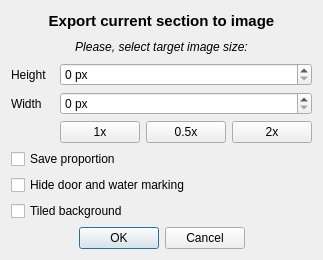
Old version of the form Editor/main_window/file/lvl_export_image.ui in the repository WohlSoft/Moondust-Project.
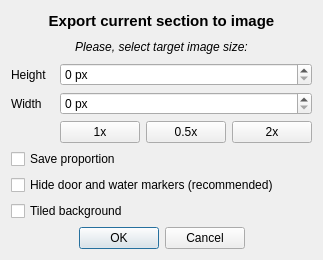
New version of the form. Icons and pictures are not drawn.

The edit to the form file:
```diff
--- a/Editor/main_window/file/lvl_export_image.ui
+++ b/Editor/main_window/file/lvl_export_image.ui
@@ -138,7 +138,7 @@
    <item row="6" column="0" colspan="4">
     <widget class="QCheckBox" name="HideWarpsWaters">
      <property name="text">
-      <string>Hide door and water marking</string>
+      <string>Hide door and water markers (recommended)</string>
      </property>
     </widget>
    </item>
```
